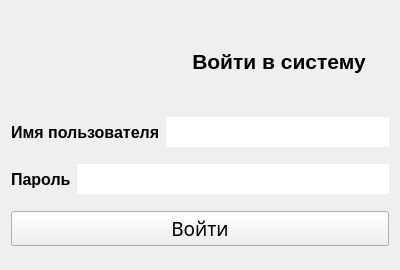
First picture: the form in 3sem/ПнаЯВУ/KURSOVOI/kursovoi/authorization.ui, repository mxrpheus6/bsuirLabs, before the edit.
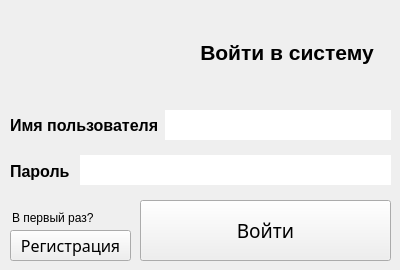
Second picture: the form after the edit.

The edit to the form file:
```diff
--- a/3sem/ПнаЯВУ/KURSOVOI/kursovoi/authorization.ui
+++ b/3sem/ПнаЯВУ/KURSOVOI/kursovoi/authorization.ui
@@ -25,9 +25,15 @@
   <property name="windowTitle">
    <string>Авторизация</string>
   </property>
-  <layout class="QGridLayout" name="gridLayout">
-   <item row="0" column="0">
     <widget class="QLabel" name="label_auth_pic">
+   <property name="geometry">
+    <rect>
+     <x>10</x>
+     <y>20</y>
+     <width>152</width>
+     <height>78</height>
+    </rect>
+   </property>
      <property name="minimumSize">
       <size>
        <width>152</width>
@@ -54,9 +60,15 @@
       <set>Qt::AlignCenter</set>
      </property>
     </widget>
-   </item>
-   <item row="0" column="1">
     <widget class="QLabel" name="label_auth">
+   <property name="geometry">
+    <rect>
+     <x>200</x>
+     <y>40</y>
+     <width>174</width>
+     <height>24</height>
+    </rect>
+   </property>
      <property name="font">
       <font>
        <family>Arial</family>
@@ -71,74 +83,15 @@
       <set>Qt::AlignCenter</set>
      </property>
     </widget>
-   </item>
-   <item row="1" column="0" colspan="2">
-    <layout class="QHBoxLayout" name="horizontalLayout">
-     <item>
-      <widget class="QLabel" name="labelUsername">
-       <property name="font">
-        <font>
-         <family>Arial</family>
-         <pointsize>12</pointsize>
-         <bold>true</bold>
-        </font>
-       </property>
-       <property name="text">
-        <string>Имя пользователя</string>
-       </property>
-      </widget>
-     </item>
-     <item>
-      <widget class="QLineEdit" name="lineEditUsername">
-       <property name="minimumSize">
-        <size>
-         <width>0</width>
-         <height>30</height>
-        </size>
-       </property>
-       <property name="frame">
-        <bool>false</bool>
-       </property>
-      </widget>
-     </item>
-    </layout>
-   </item>
-   <item row="2" column="0" colspan="2">
-    <layout class="QHBoxLayout" name="horizontalLayout_2">
-     <item>
-      <widget class="QLabel" name="labelPassword">
-       <property name="font">
-        <font>
-         <family>Arial</family>
-         <pointsize>12</pointsize>
-         <bold>true</bold>
-        </font>
-       </property>
-       <property name="text">
-        <string>Пароль</string>
-       </property>
-      </widget>
-     </item>
-     <item>
-      <widget class="QLineEdit" name="lineEditPassword">
-       <property name="minimumSize">
-        <size>
-         <width>0</width>
-         <height>30</height>
-        </size>
-       </property>
-       <property name="frame">
-        <bool>false</bool>
-       </property>
-       <property name="echoMode">
-        <enum>QLineEdit::Password</enum>
-       </property>
-      </widget>
-     </item>
-    </layout>
-   </item>
-   <item row="3" column="0" colspan="2">
     <widget class="QPushButton" name="pushButton_login">
+   <property name="geometry">
+    <rect>
+     <x>140</x>
+     <y>200</y>
+     <width>251</width>
+     <height>61</height>
+    </rect>
+   </property>
      <property name="font">
       <font>
        <family>Cascadia Mono</family>
@@ -159,8 +112,126 @@
       <bool>false</bool>
      </property>
     </widget>
-   </item>
-  </layout>
+  <widget class="QLineEdit" name="lineEditUsername">
+   <property name="geometry">
+    <rect>
+     <x>165</x>
+     <y>110</y>
+     <width>226</width>
+     <height>30</height>
+    </rect>
+   </property>
+   <property name="minimumSize">
+    <size>
+     <width>0</width>
+     <height>30</height>
+    </size>
+   </property>
+   <property name="frame">
+    <bool>false</bool>
+   </property>
+  </widget>
+  <widget class="QLabel" name="labelUsername">
+   <property name="geometry">
+    <rect>
+     <x>10</x>
+     <y>110</y>
+     <width>151</width>
+     <height>30</height>
+    </rect>
+   </property>
+   <property name="font">
+    <font>
+     <family>Arial</family>
+     <pointsize>12</pointsize>
+     <bold>true</bold>
+    </font>
+   </property>
+   <property name="text">
+    <string>Имя пользователя</string>
+   </property>
+  </widget>
+  <widget class="QLineEdit" name="lineEditPassword">
+   <property name="geometry">
+    <rect>
+     <x>80</x>
+     <y>155</y>
+     <width>311</width>
+     <height>30</height>
+    </rect>
+   </property>
+   <property name="minimumSize">
+    <size>
+     <width>0</width>
+     <height>30</height>
+    </size>
+   </property>
+   <property name="frame">
+    <bool>false</bool>
+   </property>
+   <property name="echoMode">
+    <enum>QLineEdit::Password</enum>
+   </property>
+  </widget>
+  <widget class="QLabel" name="labelPassword">
+   <property name="geometry">
+    <rect>
+     <x>10</x>
+     <y>156</y>
+     <width>61</width>
+     <height>30</height>
+    </rect>
+   </property>
+   <property name="font">
+    <font>
+     <family>Arial</family>
+     <pointsize>12</pointsize>
+     <bold>true</bold>
+    </font>
+   </property>
+   <property name="text">
+    <string>Пароль</string>
+   </property>
+  </widget>
+  <widget class="QPushButton" name="pushButton_register">
+   <property name="geometry">
+    <rect>
+     <x>10</x>
+     <y>230</y>
+     <width>121</width>
+     <height>31</height>
+    </rect>
+   </property>
+   <property name="font">
+    <font>
+     <family>Cascadia Mono</family>
+     <pointsize>12</pointsize>
+     <bold>false</bold>
+    </font>
+   </property>
+   <property name="text">
+    <string>Регистрация</string>
+   </property>
+   <property name="autoDefault">
+    <bool>false</bool>
+   </property>
+   <property name="default">
+    <bool>false</bool>
+   </property>
+  </widget>
+  <widget class="QLabel" name="label">
+   <property name="geometry">
+    <rect>
+     <x>12</x>
+     <y>210</y>
+     <width>91</width>
+     <height>16</height>
+    </rect>
+   </property>
+   <property name="text">
+    <string>В первый раз?</string>
+   </property>
+  </widget>
  </widget>
  <resources/>
  <connections/>
```
Lines whose indentation alone changed are shown as unchanged.
